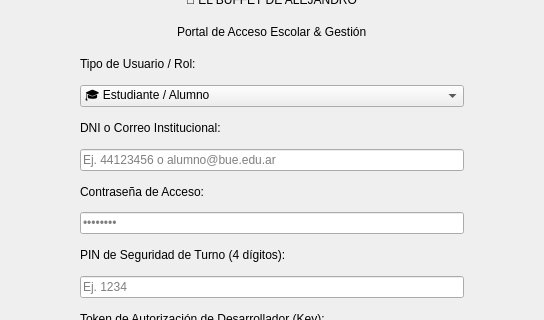
The window that app/loginwindow.ui (gabrielnogueramelendez-cpu/Qt-creator-Berea) describes before a commit, drawn with Qt 5; both pictures show x 188 to 732 and y 106 to 426 of the 920 by 660 pixel window.
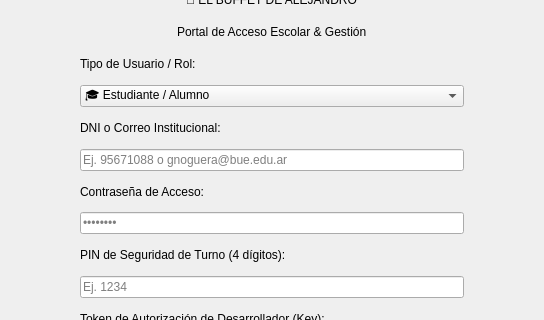
The same window after the commit.

Commit message:
Usar a Gabriel Noguera como alumno de ejemplo
Reemplaza los datos de ejemplo del alumno (Jorge Dahán) por
Gabriel Noguera, DNI 95671088, gnoguera@bue.edu.ar, 4° Año B, y el
segundo pedido de ejemplo por Martina López. Las capturas de la
presentación se volvieron a sacar desde la app compilada.

Solo cambian datos de ejemplo y placeholders, no la lógica.

Claude-Session: https://claude.ai/code/session_01RC2i19ETVpiNYqt8fd9n8e

The edit to the form file:
```diff
--- a/app/loginwindow.ui
+++ b/app/loginwindow.ui
@@ -99,7 +99,7 @@
       <item>
        <widget class="QLineEdit" name="txtUser">
         <property name="placeholderText">
-         <string>Ej. 44123456 o alumno@bue.edu.ar</string>
+         <string>Ej. 95671088 o gnoguera@bue.edu.ar</string>
         </property>
        </widget>
       </item>
```
The commit also changes 11 other files.
